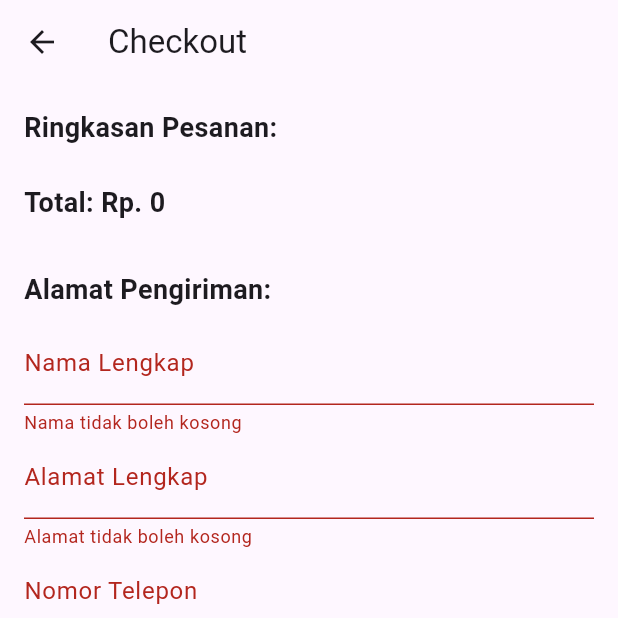
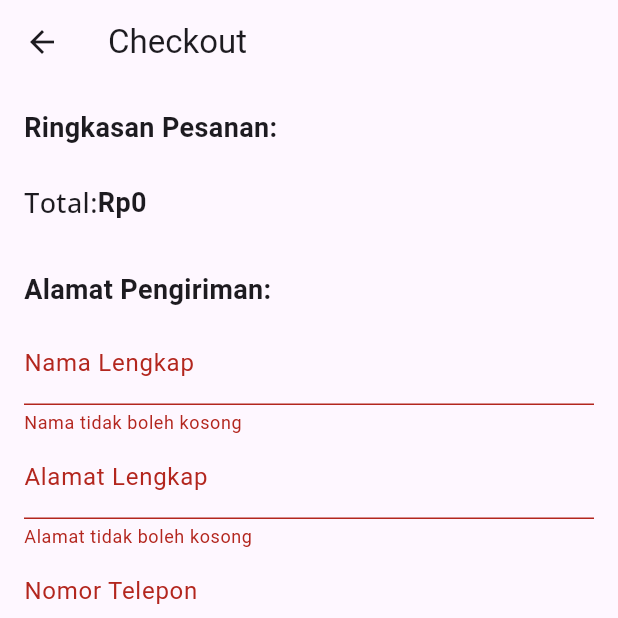
Before and after one commit to asska88/flutter_application_dodol_buah, a Flutter app: the CheckoutScreen screen opened by its route, after a tap on "Selesaikan Pembayaran", on a phone screen of 412 x 824 dp, the top half of it. Run offline on Flutter 3.47's test engine with Material 3 defaults, Android fonts, the light colour scheme and no system bars; our stand-ins replace cloud_firestore, firebase_auth, firebase_core, firebase_storage, google_fonts, google_sign_in and 4 more; missing offline and left inert: sign_button; accounts and stored records are empty.

Commit message:
Please enter the commit message for your changes. Lines starting with '#' will be ignored, and an empty message aborts the commit.
On branch main
Your branch is up to date with 'origin/main'.

Changes to be committed:
	modified:   lib/main.dart
	modified:   lib/module/cart_provider.dart
	modified:   lib/screen/checkout_screen.dart
	modified:   lib/screen/sign_screen.dart

```diff
--- a/lib/module/cart_provider.dart
+++ b/lib/module/cart_provider.dart
@@ -42,7 +42,6 @@
             .collection('carts')
             .doc(userId)
             .get();
-        // ... (parsing data seperti sebelumnya)
           if (snapshot.exists) {
             final data = snapshot.data() as Map<String, dynamic>;
             final itemsData = data['items'] as List<dynamic>;
@@ -59,8 +58,6 @@
         _itemStreamController.add(_items);
       }
     }
-      // ... (penanganan error)
-
 
 
   // Add a product to the cart
--- a/lib/screen/checkout_screen.dart
+++ b/lib/screen/checkout_screen.dart
@@ -1,5 +1,7 @@
 import 'package:flutter/material.dart';
 import 'package:flutter/services.dart';
+import 'package:google_fonts/google_fonts.dart';
+import 'package:intl/intl.dart';
 import 'package:myapp/module/cart_provider.dart';
 import 'package:myapp/service/cart_service.dart';
 import 'package:provider/provider.dart';
@@ -23,12 +25,22 @@
   List<CartItem> checkedItems = [];
 
   @override
-  void initState() {
-    super.initState();
-    final cartProvider = Provider.of<CartProvider>(context);
-    setState(() {
-      checkedItems = cartProvider.items.where((item) => item.isChecked).toList();
-    });
+  void dispose() {
+    _namaController.dispose();
+    _alamatController.dispose();
+    _noHpController.dispose();
+    super.dispose();
+  }
+
+  @override
+  void didChangeDependencies() {
+    super.didChangeDependencies();
+    final arguments = ModalRoute.of(context)?.settings.arguments;
+    if (arguments is List<CartItem>) {
+      setState(() {
+        checkedItems = arguments;
+      });
+    }
   }
 
   @override
@@ -64,11 +76,27 @@
                 },
               ),
               const SizedBox(height: 16),
-              Text(
-                'Total: Rp. ${cartProvider.totalPrice(widget.checkedItems).toStringAsFixed(0)}',
-                style: const TextStyle(
-                    fontSize: 18, fontWeight: FontWeight.bold),
-              ),
+              Row(
+              mainAxisAlignment: MainAxisAlignment.start,
+              crossAxisAlignment: CrossAxisAlignment.start,
+              children: [
+                Text(
+                  'Total:',
+                  style: GoogleFonts.openSans(
+                    fontSize: 18, fontWeight: FontWeight.w500
+                  ),
+                ),
+                Text(
+                  NumberFormat.currency(
+                    locale: 'id_ID',
+                    symbol: 'Rp',
+                    decimalDigits: 0,
+                  ).format(cartProvider.checkedTotal),
+                  style: const TextStyle(fontSize: 18, fontWeight: FontWeight.bold),
+                  textAlign: TextAlign.end,
+                ),
+              ],
+            ),
               const SizedBox(height: 32),
 
               // Form Alamat Pengiriman
--- a/lib/screen/sign_screen.dart
+++ b/lib/screen/sign_screen.dart
@@ -3,8 +3,10 @@
 import 'package:firebase_auth/firebase_auth.dart';
 import 'package:flutter/material.dart';
 import 'package:google_fonts/google_fonts.dart';
+import 'package:myapp/module/cart_provider.dart';
 import 'package:myapp/service/auth_service.dart';
 import 'package:myapp/helper/keyboard.dart';
+import 'package:provider/provider.dart';
 import 'package:sign_button/sign_button.dart';
 
 class SignScreen extends StatefulWidget {
@@ -27,6 +29,7 @@
       _obscureText = !_obscureText;
     });
   }
+
   bool _isLoading = false;
   String? _errorMessage;
 
@@ -42,10 +45,9 @@
     if (userCredential != null) {
       String? userRole =
           await _authService.getUserRole(userCredential.user!.uid);
-
+      Provider.of<CartProvider>(context, listen: false).fetchCartItems();
       if (userRole == 'admin') {
-        Navigator.pushReplacementNamed(
-            context, '/admin');
+        Navigator.pushReplacementNamed(context, '/admin');
       } else {
         Navigator.pushReplacementNamed(context, '/home');
       }
@@ -170,8 +172,6 @@
     );
   }
 
-
-
   Row _continueWith() {
     return Row(
       mainAxisAlignment: MainAxisAlignment.center,
@@ -201,7 +201,6 @@
       ],
     );
   }
-
 
   ElevatedButton _signButton() {
     return ElevatedButton(
@@ -241,7 +240,7 @@
         _signIn();
       },
       decoration: InputDecoration(
-        contentPadding:  EdgeInsets.all(screenSize.height * 0.01),
+        contentPadding: EdgeInsets.all(screenSize.height * 0.01),
         enabledBorder: OutlineInputBorder(
           borderRadius: BorderRadius.circular(25),
           borderSide: const BorderSide(color: Colors.black38),
```
Also changed, not shown: lib/main.dart (+22 -22 lines).
